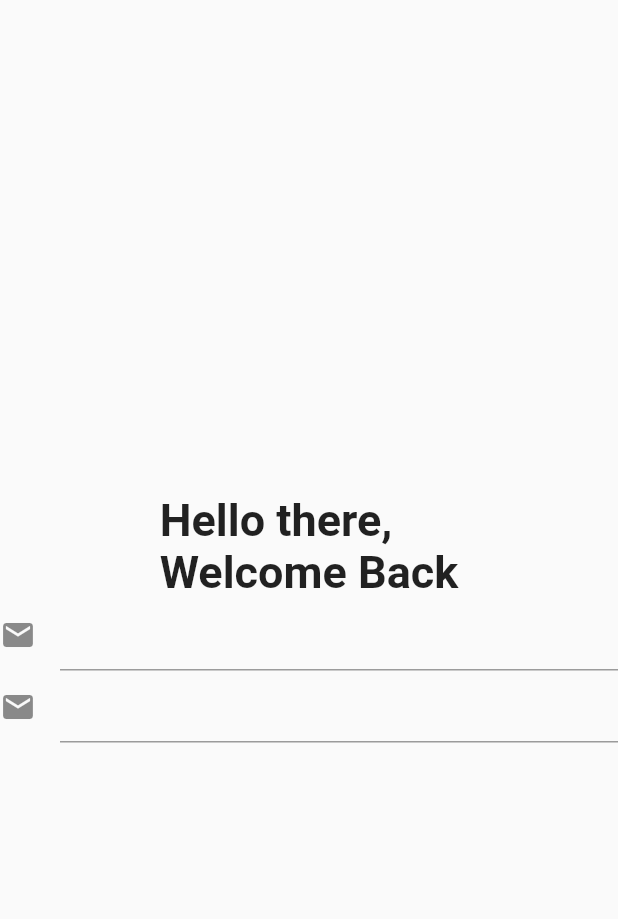
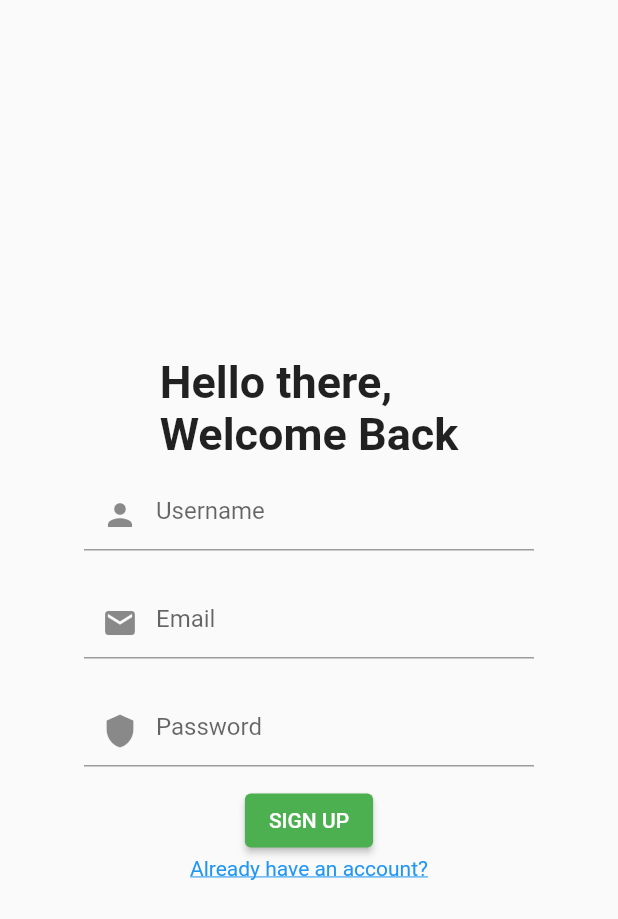
Before and after one commit to Hallcoder/notepad_pro, a Flutter app: the screen it shows after launch, after a tap on "Next", on a phone screen of 412 x 824 dp. Shown: the top 919 px of the screen. Run offline on Flutter 3.47's test engine with Material 2 defaults, Android fonts, the phone set to English and light mode, and no system bars.

Commit message:
[feat]:register, login and home screens

```diff
--- a/lib/components/Form.dart
+++ b/lib/components/Form.dart
@@ -1,33 +1,65 @@
 import 'package:flutter/cupertino.dart';
 import 'package:flutter/material.dart';
+import 'package:notepad_pro/components/InputField.dart';
+import 'package:notepad_pro/screens/Login.dart';
+import 'package:notepad_pro/screens/Register.dart';
+
+import '../screens/Home.dart';
 
 class CustomForm extends StatefulWidget {
-  const CustomForm({Key? key}) : super(key: key);
+  const CustomForm({Key? key, required this.register}) : super(key: key);
+  final bool register;
 
   @override
   State<CustomForm> createState() => _CustomFormState();
 }
 
 class _CustomFormState extends State<CustomForm> {
-  final _formkey  = GlobalKey<FormState>();
+  final _formkey = GlobalKey<FormState>();
+
   @override
   Widget build(BuildContext context) {
     return Form(
         key: _formkey,
         child: Column(
           children: [
-            TextFormField(
-              decoration: const InputDecoration(
-                icon: Icon(Icons.mail)
+            widget.register
+                ? const TextInput(
+                    placeholder: 'Username',
+                    icon: Icon(Icons.person),
+                  )
+                : Container(),
+            const TextInput(
+              placeholder: 'Email',
+              icon: Icon(Icons.mail),
+            ),
+            const TextInput(
+              placeholder: 'Password',
+              icon: Icon(Icons.shield),
+            ),
+            ElevatedButton(
+              style: ButtonStyle(
+                backgroundColor: MaterialStateProperty.all<Color>(Colors.green),
               ),
+              onPressed: () {
+                Navigator.pushNamed(context,Home.id);
+              },
+              child: Text(widget.register ? 'SIGN UP' : 'LOGIN'),
             ),
-            TextFormField(
-              decoration: const InputDecoration(
-                  icon: Icon(Icons.mail)
+            GestureDetector(
+              onTap: () {
+
+                Navigator.pushNamed(context, widget.register ? Login.id:Register.id);
+              },
+              child: Text(
+                widget.register
+                    ? 'Already have an account?'
+                    : "Don't have an account?",
+                style: const TextStyle(
+                    color: Colors.blue, decoration: TextDecoration.underline),
               ),
             )
           ],
-        )
-    );
+        ));
   }
 }
--- /dev/null
+++ b/lib/components/InputField.dart
@@ -0,0 +1,27 @@
+import 'package:flutter/cupertino.dart';
+import 'package:flutter/material.dart';
+import 'package:notepad_pro/constants.dart';
+
+class TextInput extends StatefulWidget {
+  const TextInput({Key? key, required this.placeholder, required this.icon}) : super(key: key);
+  final String placeholder;
+  final Widget icon;
+  @override
+  State<TextInput> createState() => _TextInputState();
+}
+
+class _TextInputState extends State<TextInput> {
+  @override
+  Widget build(BuildContext context) {
+    return Container(
+      width: 300.0,
+      margin: const EdgeInsets.all(12.0),
+      child: TextFormField(
+        decoration:  InputDecoration(
+            prefixIcon: widget.icon,
+            hintText: widget.placeholder
+        )
+      ),
+    );
+  }
+}
--- a/lib/constants.dart
+++ b/lib/constants.dart
@@ -0,0 +1,6 @@
+import 'package:flutter/material.dart';
+
+InputDecoration InputStyle = const InputDecoration(
+      prefixIcon: Icon(Icons.mail),
+      hintText: "Email"
+);
--- a/lib/main.dart
+++ b/lib/main.dart
@@ -1,4 +1,6 @@
 import 'package:flutter/material.dart';
+import 'package:notepad_pro/screens/Home.dart';
+import 'package:notepad_pro/screens/Login.dart';
 import 'package:notepad_pro/screens/Register.dart';
 import 'package:notepad_pro/screens/Welcome.dart';
 
@@ -29,7 +31,9 @@ class MyApp extends StatelessWidget {
       initialRoute: Welcome.id,
       routes: {
         Welcome.id:(context) => const Welcome(),
-        Login.id:(context) => const Login()
+        Register.id:(context) => const Register(),
+        Login.id:(context) => const Login(),
+        Home.id:(context) => const Home()
       },
     );
   }
--- a/lib/screens/Register.dart
+++ b/lib/screens/Register.dart
@@ -2,14 +2,14 @@ import 'package:flutter/cupertino.dart';
 import 'package:flutter/material.dart';
 import 'package:notepad_pro/components/Form.dart';
 
-class Login extends StatefulWidget {
-  const Login({Key? key}) : super(key: key);
-  static final  String id=  "loginid";
+class Register extends StatefulWidget {
+  const Register({Key? key}) : super(key: key);
+  static const  String id =  "loginid";
   @override
-  State<Login> createState() => _LoginState();
+  State<Register> createState() => _RegisterState();
 }
 
-class _LoginState extends State<Login> {
+class _RegisterState extends State<Register> {
 
   @override
   Widget build(BuildContext context) {
@@ -23,7 +23,7 @@ class _LoginState extends State<Login> {
                 fontSize: 30.0,
                 fontWeight: FontWeight.bold
               ),),
-            CustomForm()
+            CustomForm(register: true,)
             ],
           ),
         ),
--- a/lib/screens/Welcome.dart
+++ b/lib/screens/Welcome.dart
@@ -28,7 +28,7 @@ class Welcome extends StatelessWidget {
                       if (kDebugMode) {
                         print("Next page");
                       }
-                      Navigator.pushNamed(context, Login.id);
+                      Navigator.pushNamed(context, Register.id);
                     },
                     child: Row(
                       children: const [
```
Also changed, not shown: lib/components/NoteCard.dart (added, +37 -0 lines), lib/screens/Home.dart (added, +69 -0 lines), lib/screens/Login.dart (added, +32 -0 lines).
